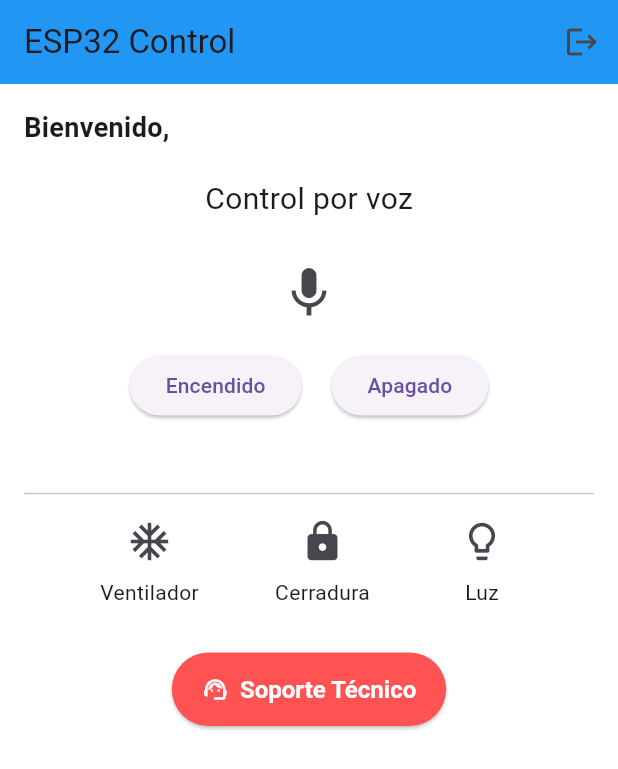
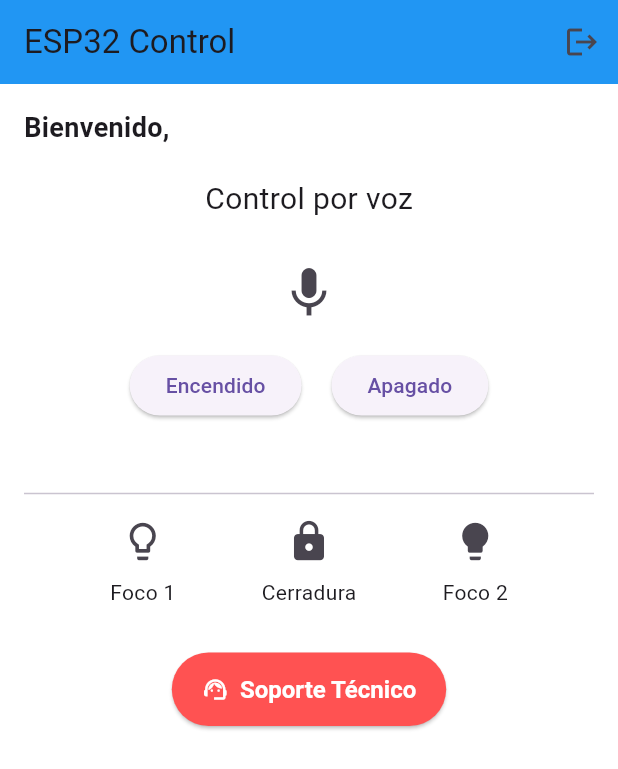
Before and after one commit to DanielMH2024/Integrador, a Flutter app: the InterfazPrincipal screen opened directly with empty values, after a tap on "Encendido", on a phone screen of 412 x 824 dp. Shown: the top 769 px of the screen. Run offline on Flutter 3.47's test engine with Material 3 defaults, Android fonts, the light colour scheme and no system bars; our stand-ins replace font_awesome_flutter; network calls fail.

Commit message:
Agregado funcionalidad con un foco

```diff
--- a/lib/interfaz/pantalla_principal.dart
+++ b/lib/interfaz/pantalla_principal.dart
@@ -1,7 +1,10 @@
 import 'package:flutter/material.dart';
 import 'package:integrador_app/interfaz/pantalla_soporte.dart';
-import 'pantalla_login.dart'; // Asegúrate de importar tu login aquí
+import 'pantalla_login.dart';
 import 'package:font_awesome_flutter/font_awesome_flutter.dart';
+import 'package:http/http.dart' as http;
+import 'dart:convert';
+
 class InterfazPrincipal extends StatelessWidget {
   final int idUsuario;
   final String nombre;
@@ -27,6 +30,31 @@ class InterfazPrincipal extends StatelessWidget {
       MaterialPageRoute(builder: (context) => PantallaLogin()),
     );
   }
+
+  Future<void> enviarComandoFoco(String dispositivoId, String accion) async {
+    final url = Uri.parse('http://localhost:5000/api/dispositivo/foco');
+
+    try {
+      final response = await http.post(
+        url,
+        headers: {'Content-Type': 'application/json'},
+        body: jsonEncode({
+          'dispositivo_id': int.parse(dispositivoId),
+          'accion': accion,
+        }),
+      );
+
+      if (response.statusCode == 200) {
+        print('Comando enviado correctamente: $accion');
+      } else {
+        print('Error al enviar comando: ${response.statusCode}');
+        print('Respuesta del servidor: ${response.body}');
+      }
+    } catch (e) {
+      print('Error de conexión: $e');
+    }
+  }
+
 
   @override
   Widget build(BuildContext context) {
@@ -68,28 +96,34 @@ class InterfazPrincipal extends StatelessWidget {
               mainAxisAlignment: MainAxisAlignment.center,
               children: [
                 ElevatedButton(
-                  onPressed: () => _enviarComando('encender'),
+                  onPressed: () async {
+                    await enviarComandoFoco('1', 'encender');
+                  },
                   child: Text('Encendido'),
                 ),
                 SizedBox(width: 20),
                 ElevatedButton(
-                  onPressed: () => _enviarComando('apagar'),
+                  onPressed: () async {
+                    await enviarComandoFoco('1', 'apagar');
+                  },
                   child: Text('Apagado'),
                 ),
               ],
             ),
             SizedBox(height: 40),
             Divider(),
+
+            /// Íconos: foco1 - cerradura - foco2
             Row(
               mainAxisAlignment: MainAxisAlignment.spaceEvenly,
               children: [
                 Column(
                   children: [
                     IconButton(
-                      icon: Icon(Icons.ac_unit, size: 30),
-                      onPressed: () => _navegarADispositivo(context, 'ventilador'),
+                      icon: Icon(Icons.lightbulb_outline, size: 30),
+                      onPressed: () => _navegarADispositivo(context, 'foco1'),
                     ),
-                    Text('Ventilador'),
+                    Text('Foco 1'),
                   ],
                 ),
                 Column(
@@ -104,22 +138,24 @@ class InterfazPrincipal extends StatelessWidget {
                 Column(
                   children: [
                     IconButton(
-                      icon: Icon(Icons.lightbulb_outline, size: 30),
-                      onPressed: () => _navegarADispositivo(context, 'luz'),
+                      icon: Icon(Icons.lightbulb, size: 30),
+                      onPressed: () => _navegarADispositivo(context, 'foco2'),
                     ),
-                    Text('Luz'),
+                    Text('Foco 2'),
                   ],
                 ),
-
               ],
             ),
+
             SizedBox(height: 30),
+
+            /// Botón de Soporte Técnico (único con estilo especial)
             Center(
               child: ElevatedButton.icon(
                 onPressed: () {
                   Navigator.push(
                     context,
-                    MaterialPageRoute(builder: (_) => PantallaSoporte(idUsuario: idUsuario)), // A crear
+                    MaterialPageRoute(builder: (_) => PantallaSoporte(idUsuario: idUsuario)),
                   );
                 },
                 icon: Icon(Icons.support_agent),
@@ -134,7 +170,6 @@ class InterfazPrincipal extends StatelessWidget {
             ),
           ],
         ),
-
       ),
     );
   }
```
Also changed, not shown: pubspec.yaml (+7 -3 lines).
